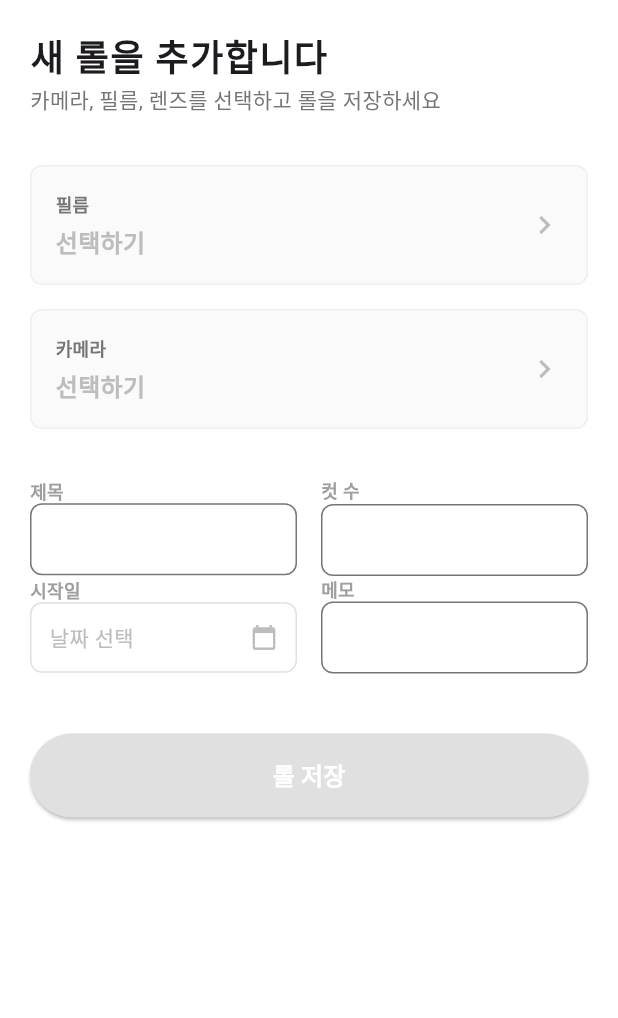
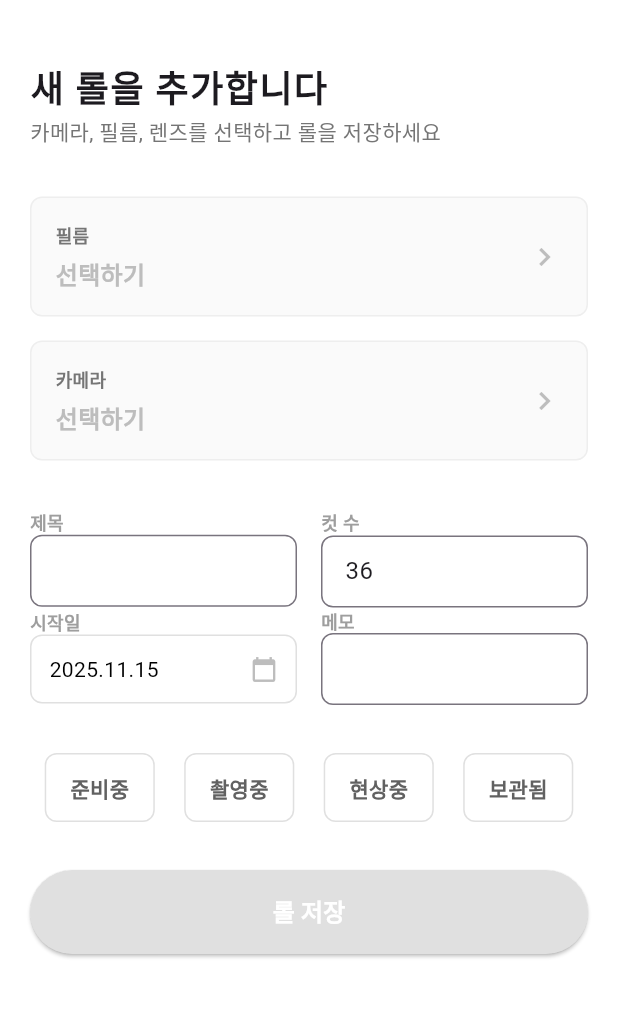
Before and after one commit to Deepbluewarn/record_of_life, a Flutter app: the screen it shows after launch, after a tap on "새 롤 추가", on a phone screen of 412 x 824 dp, the part 105-1123 px from its top. Run offline on Flutter 3.47's test engine with Material 3 defaults, Android fonts, the phone set to English and light mode, and no system bars; our stand-ins replace flutter_riverpod; Roboto replaces fonts that are missing (Pretendard).

Commit message:
feat: 롤 수정 기능 구현

```diff
--- a/lib/features/roll/presentation/pages/add_roll.dart
+++ b/lib/features/roll/presentation/pages/add_roll.dart
@@ -1,31 +1,41 @@
 import 'package:flutter/material.dart';
 import 'package:flutter_riverpod/flutter_riverpod.dart';
+import 'package:record_of_life/domain/enums/roll_status.dart';
+import 'package:record_of_life/domain/models/roll.dart';
 import 'package:record_of_life/features/roll/presentation/providers/forms/new_roll_form_provider.dart';
 import 'package:record_of_life/features/roll/presentation/providers/roll_provider.dart';
 import 'package:record_of_life/shared/widgets/app_bar.dart';
 import 'package:record_of_life/shared/widgets/dialogs/camera_selection_dialog.dart';
 import 'package:record_of_life/shared/widgets/dialogs/film_selection_dialog.dart';
+import 'package:record_of_life/shared/widgets/selectable_button.dart';
 import 'package:record_of_life/shared/widgets/simple_text_field.dart';
 import 'package:record_of_life/shared/widgets/date_picker_field.dart';
 
 class AddRollPage extends ConsumerWidget {
-  const AddRollPage({super.key});
+  final Roll? roll;
+
+  const AddRollPage({super.key, this.roll});
 
   @override
   Widget build(BuildContext context, WidgetRef ref) {
-    final rollFormState = ref.watch(newRollFormProvider);
+    final rollFormState = ref.watch(newRollFormProvider(roll));
+    final isEditMode = roll != null;
 
     return Scaffold(
-      appBar: CustomAppBar(title: '롤 | ROL', subtitle: '새 롤 추가'),
+      appBar: CustomAppBar(
+        title: '롤 | ROL',
+        subtitle: isEditMode ? '롤 편집' : '새 롤 추가',
+      ),
       body: SingleChildScrollView(
         child: Padding(
           padding: const EdgeInsets.all(20.0),
           child: Column(
             crossAxisAlignment: CrossAxisAlignment.start,
             children: [
+              Text(isEditMode ? roll!.id : ''),
               // 헤더
               Text(
-                '새 롤을 추가합니다',
+                isEditMode ? '롤 내용을 수정합니다.' : '새 롤을 추가합니다',
                 style: TextStyle(
                   fontSize: 24,
                   fontWeight: FontWeight.w600,
@@ -51,7 +61,9 @@ class AddRollPage extends ConsumerWidget {
                     context: context,
                     builder: (context) => FilmSelectionDialog(
                       onSelected: (film) {
-                        ref.read(newRollFormProvider.notifier).setFilm(film);
+                        ref
+                            .read(newRollFormProvider(roll).notifier)
+                            .setFilm(film);
                         Navigator.pop(context);
                       },
                     ),
@@ -69,7 +81,7 @@ class AddRollPage extends ConsumerWidget {
                     builder: (context) => CameraSelectionDialog(
                       onSelected: (camera) {
                         ref
-                            .read(newRollFormProvider.notifier)
+                            .read(newRollFormProvider(roll).notifier)
                             .setCamera(camera);
                         Navigator.pop(context);
                       },
@@ -92,10 +104,11 @@ class AddRollPage extends ConsumerWidget {
                             fontWeight: FontWeight.w600,
                           ),
                         ),
-                        SimpleTextField(
+                        SimpleTextFormField(
+                          initialValue: rollFormState.title,
                           onChanged: (value) {
                             ref
-                                .read(newRollFormProvider.notifier)
+                                .read(newRollFormProvider(roll).notifier)
                                 .setTitle(value);
                           },
                         ),
@@ -115,13 +128,14 @@ class AddRollPage extends ConsumerWidget {
                             fontWeight: FontWeight.w600,
                           ),
                         ),
-                        SimpleTextField(
+                        SimpleTextFormField(
+                          initialValue: rollFormState.totalShots.toString(),
                           keyboardType: TextInputType.number,
                           onChanged: (value) {
                             final totalShots = int.tryParse(value);
                             if (totalShots != null) {
                               ref
-                                  .read(newRollFormProvider.notifier)
+                                  .read(newRollFormProvider(roll).notifier)
                                   .setTotalShots(totalShots);
                             }
                           },
@@ -147,9 +161,10 @@ class AddRollPage extends ConsumerWidget {
                           ),
                         ),
                         DatePickerField(
+                          initialDate: rollFormState.startedAt,
                           onDateChanged: (date) {
                             ref
-                                .read(newRollFormProvider.notifier)
+                                .read(newRollFormProvider(roll).notifier)
                                 .setStartedAt(date);
                           },
                         ),
@@ -169,10 +184,11 @@ class AddRollPage extends ConsumerWidget {
                             fontWeight: FontWeight.w600,
                           ),
                         ),
-                        SimpleTextField(
+                        SimpleTextFormField(
+                          initialValue: rollFormState.memo,
                           onChanged: (value) {
                             ref
-                                .read(newRollFormProvider.notifier)
+                                .read(newRollFormProvider(roll).notifier)
                                 .setMemo(value);
                           },
                         ),
@@ -183,7 +199,49 @@ class AddRollPage extends ConsumerWidget {
               ),
 
               // 제목 입력
-              SizedBox(height: 8),
+              SizedBox(height: 32),
+
+              Row(
+                mainAxisAlignment: MainAxisAlignment.spaceAround,
+                children: [
+                  SelectableButton(
+                    label: RollStatus.planning.displayName(context),
+                    selected: rollFormState.status == RollStatus.planning,
+                    onTap: () {
+                      ref
+                          .read(newRollFormProvider(roll).notifier)
+                          .setStatus(RollStatus.planning);
+                    },
+                  ),
+                  SelectableButton(
+                    label: RollStatus.inProgress.displayName(context),
+                    selected: rollFormState.status == RollStatus.inProgress,
+                    onTap: () {
+                      ref
+                          .read(newRollFormProvider(roll).notifier)
+                          .setStatus(RollStatus.inProgress);
+                    },
+                  ),
+                  SelectableButton(
+                    label: RollStatus.completed.displayName(context),
+                    selected: rollFormState.status == RollStatus.completed,
+                    onTap: () {
+                      ref
+                          .read(newRollFormProvider(roll).notifier)
+                          .setStatus(RollStatus.completed);
+                    },
+                  ),
+                  SelectableButton(
+                    label: RollStatus.archived.displayName(context),
+                    selected: rollFormState.status == RollStatus.archived,
+                    onTap: () {
+                      ref
+                          .read(newRollFormProvider(roll).notifier)
+                          .setStatus(RollStatus.archived);
+                    },
+                  ),
+                ],
+              ),
               SizedBox(height: 32),
 
               // 저장 버튼
@@ -192,10 +250,17 @@ class AddRollPage extends ConsumerWidget {
                 child: ElevatedButton(
                   onPressed: rollFormState.isComplete
                       ? () {
-                          ref
-                              .read(rollProvider.notifier)
-                              .addRoll(rollFormState.toRoll());
-                          ref.read(newRollFormProvider.notifier).reset();
+                          isEditMode
+                              ? ref
+                                    .read(rollProvider.notifier)
+                                    .updateRoll(
+                                      rollFormState.toRoll(rollId: roll!.id),
+                                    )
+                              : ref
+                                    .read(rollProvider.notifier)
+                                    .addRoll(rollFormState.toRoll());
+
+                          ref.read(newRollFormProvider(roll).notifier).reset();
                           Navigator.pop(context);
                         }
                       : () {
--- a/lib/features/roll/presentation/providers/forms/new_roll_form_provider.dart
+++ b/lib/features/roll/presentation/providers/forms/new_roll_form_provider.dart
@@ -1,8 +1,8 @@
 import 'package:flutter_riverpod/flutter_riverpod.dart';
+import 'package:record_of_life/domain/enums/roll_status.dart';
 import 'package:record_of_life/domain/models/roll.dart';
 import 'package:record_of_life/domain/models/camera.dart';
 import 'package:record_of_life/domain/models/film.dart';
-import 'package:record_of_life/infra/repositories_impl/roll_repository_impl.dart';
 
 class NewRollFormState {
   final Camera? camera;
@@ -13,6 +13,7 @@ class NewRollFormState {
   final String? memo;
   DateTime? startedAt = DateTime.now();
   final DateTime? endedAt;
+  final RollStatus? status;
 
   NewRollFormState({
     this.camera,
@@ -23,6 +24,7 @@ class NewRollFormState {
     this.memo,
     this.startedAt,
     this.endedAt,
+    this.status,
   });
 
   NewRollFormState copyWith({
@@ -34,6 +36,7 @@ class NewRollFormState {
     String? memo,
     DateTime? startedAt,
     DateTime? endedAt,
+    RollStatus? status,
   }) {
     return NewRollFormState(
       camera: camera ?? this.camera,
@@ -44,6 +47,7 @@ class NewRollFormState {
       memo: memo ?? this.memo,
       startedAt: startedAt ?? this.startedAt,
       endedAt: endedAt ?? this.endedAt,
+      status: status ?? this.status,
     );
   }
 
@@ -53,8 +57,9 @@ class NewRollFormState {
   }
 
   // Roll 객체로 변환 (저장할 때)
-  Roll toRoll() {
+  Roll toRoll({String? rollId}) {
     return Roll(
+      id: rollId,
       camera: camera,
       film: film,
       title: title,
@@ -62,15 +67,34 @@ class NewRollFormState {
       shotsDone: shotsDone ?? 0,
       memo: memo,
       endedAt: endedAt,
+      status: status,
     );
   }
 }
 
 class NewRollFormNotifier extends Notifier<NewRollFormState> {
-  final repository = RollRepositoryImpl();
+  Roll? roll;
+
+  NewRollFormNotifier(this.roll);
 
   @override
   NewRollFormState build() {
+    // ✅ roll이 있으면 해당 데이터로 초기화
+    if (roll != null) {
+      return NewRollFormState(
+        camera: roll!.camera,
+        film: roll!.film,
+        title: roll!.title,
+        totalShots: roll!.totalShots,
+        shotsDone: roll!.shotsDone,
+        memo: roll!.memo,
+        startedAt: roll!.startedAt,
+        endedAt: roll!.endedAt,
+        status: roll!.status,
+      );
+    }
+
+    // ✅ roll이 없으면 빈 상태로 초기화
     return NewRollFormState();
   }
 
@@ -106,6 +130,10 @@ class NewRollFormNotifier extends Notifier<NewRollFormState> {
     state = state.copyWith(endedAt: endedAt);
   }
 
+  void setStatus(RollStatus status) {
+    state = state.copyWith(status: status);
+  }
+
   void reset() {
     state = NewRollFormState();
   }
@@ -113,7 +141,7 @@ class NewRollFormNotifier extends Notifier<NewRollFormState> {
   void save() {}
 }
 
-final newRollFormProvider =
-    NotifierProvider.autoDispose<NewRollFormNotifier, NewRollFormState>(
+final newRollFormProvider = NotifierProvider.family
+    .autoDispose<NewRollFormNotifier, NewRollFormState, Roll?>(
       NewRollFormNotifier.new,
     );
--- a/lib/infra/repositories_impl/roll_repository_impl.dart
+++ b/lib/infra/repositories_impl/roll_repository_impl.dart
@@ -80,6 +80,7 @@ class RollRepositoryImpl extends RollRepository {
     int? shotsDone,
     int? totalShots,
     RollStatus? status,
+    DateTime? startedAt,
     DateTime? endedAt,
   }) async {
     final index = _rolls.indexWhere((r) => r.id == rollId);
@@ -90,6 +91,7 @@ class RollRepositoryImpl extends RollRepository {
         shotsDone: shotsDone,
         totalShots: totalShots,
         status: status,
+        startedAt: startedAt,
         endedAt: endedAt,
       );
     }
--- a/lib/shared/widgets/date_picker_field.dart
+++ b/lib/shared/widgets/date_picker_field.dart
@@ -1,22 +1,22 @@
 import 'package:flutter/material.dart';
-import 'package:flutter_riverpod/flutter_riverpod.dart';
-import 'package:record_of_life/features/roll/presentation/providers/forms/new_roll_form_provider.dart';
 
-class DatePickerField extends ConsumerWidget {
+class DatePickerField extends StatelessWidget {
   final ValueChanged<DateTime> onDateChanged;
+  final DateTime initialDate;
 
-  const DatePickerField({super.key, required this.onDateChanged});
+  DatePickerField({
+    super.key,
+    required this.onDateChanged,
+    DateTime? initialDate,
+  }) : initialDate = initialDate ?? DateTime.now();
 
   @override
-  Widget build(BuildContext context, WidgetRef ref) {
-    final rollFormState = ref.watch(newRollFormProvider);
-    final selectedDate = rollFormState.startedAt;
-
+  Widget build(BuildContext context) {
     return GestureDetector(
       onTap: () async {
         final picked = await showDatePicker(
           context: context,
-          initialDate: selectedDate ?? DateTime.now(),
+          initialDate: initialDate,
           firstDate: DateTime(2000),
           lastDate: DateTime.now(),
         );
@@ -34,12 +34,8 @@ class DatePickerField extends ConsumerWidget {
           mainAxisAlignment: MainAxisAlignment.spaceBetween,
           children: [
             Text(
-              selectedDate != null
-                  ? '${selectedDate.year}.${selectedDate.month}.${selectedDate.day}'
-                  : '날짜 선택',
-              style: TextStyle(
-                color: selectedDate != null ? Colors.black : Colors.grey[400],
-              ),
+              '${initialDate.year}.${initialDate.month}.${initialDate.day}',
+              style: TextStyle(color: Colors.black),
             ),
             Icon(Icons.calendar_today, size: 18, color: Colors.grey[400]),
           ],
--- a/lib/shared/widgets/roll_card.dart
+++ b/lib/shared/widgets/roll_card.dart
@@ -60,14 +60,16 @@ class RollCard extends ConsumerWidget {
                   mainAxisAlignment: MainAxisAlignment.spaceBetween,
                   children: [
                     Text(
-                      roll.title ?? '제목 없음',
+                      currentRoll.title ?? '제목 없음',
                       style: const TextStyle(
                         fontSize: 14,
                         fontWeight: FontWeight.bold,
                       ),
                     ),
+
+                    Text(currentRoll.id, style: TextStyle(fontSize: 8)),
                     Text(
-                      _formatDate(roll.startedAt),
+                      _formatDate(currentRoll.startedAt),
                       style: TextStyle(fontSize: 12, color: Colors.grey[500]),
                     ),
                   ],
@@ -81,14 +83,14 @@ class RollCard extends ConsumerWidget {
               children: [
                 // 카메라
                 Text(
-                  roll.camera?.title ?? '카메라 선택 안함',
+                  currentRoll.camera?.title ?? '카메라 선택 안함',
                   style: TextStyle(fontSize: 12, color: Colors.grey[600]),
                   textAlign: TextAlign.right,
                 ),
                 const SizedBox(height: 4),
                 // 필름
                 Text(
-                  roll.film?.name ?? '필름 선택 안함',
+                  currentRoll.film?.name ?? '필름 선택 안함',
                   style: TextStyle(fontSize: 12, color: Colors.grey[600]),
                   textAlign: TextAlign.right,
                 ),
@@ -129,7 +131,7 @@ class RollCard extends ConsumerWidget {
                         border: Border.all(color: Colors.orange, width: 1),
                       ),
                       child: Text(
-                        roll.status.displayName(context),
+                        currentRoll.status.displayName(context),
                         style: TextStyle(
                           fontSize: 11,
                           fontWeight: FontWeight.w600,
--- /dev/null
+++ b/lib/shared/widgets/selectable_button.dart
@@ -0,0 +1,44 @@
+import 'package:flutter/material.dart';
+
+class SelectableButton extends StatelessWidget {
+  final String label;
+  final bool selected;
+  final VoidCallback onTap;
+
+  const SelectableButton({
+    super.key,
+    required this.label,
+    required this.selected,
+    required this.onTap,
+  });
+
+  @override
+  Widget build(BuildContext context) {
+    final theme = Theme.of(context);
+
+    return InkWell(
+      onTap: onTap,
+      borderRadius: BorderRadius.circular(8),
+      child: Container(
+        padding: const EdgeInsets.symmetric(horizontal: 16, vertical: 12),
+        decoration: BoxDecoration(
+          color: selected
+              ? theme.colorScheme.primary.withAlpha(5)
+              : Colors.white,
+          borderRadius: BorderRadius.circular(8),
+          border: Border.all(
+            color: selected ? theme.colorScheme.primary : Colors.grey.shade300,
+            width: selected ? 2 : 1,
+          ),
+        ),
+        child: Text(
+          label,
+          style: TextStyle(
+            fontWeight: FontWeight.w600,
+            color: selected ? theme.colorScheme.primary : Colors.grey.shade700,
+          ),
+        ),
+      ),
+    );
+  }
+}
--- a/lib/shared/widgets/simple_text_field.dart
+++ b/lib/shared/widgets/simple_text_field.dart
@@ -1,12 +1,14 @@
 import 'package:flutter/material.dart';
 
-class SimpleTextField extends StatelessWidget {
+class SimpleTextFormField extends StatelessWidget {
   final ValueChanged<String>? onChanged;
   final String? hintText;
   final TextInputType keyboardType;
+  final String? initialValue;
 
-  const SimpleTextField({
+  const SimpleTextFormField({
     super.key,
+    this.initialValue,
     this.onChanged,
     this.hintText,
     this.keyboardType = TextInputType.text,
@@ -14,7 +16,8 @@ class SimpleTextField extends StatelessWidget {
 
   @override
   Widget build(BuildContext context) {
-    return TextField(
+    return TextFormField(
+      initialValue: initialValue,
       keyboardType: keyboardType,
       onChanged: onChanged,
       decoration: InputDecoration(
```
Also changed, not shown: lib/features/roll/presentation/pages/home_page.dart (+4 -3 lines), lib/features/roll/presentation/pages/roll_details.dart (renamed from lib/features/roll/presentation/pages/shot_list.dart, +23 -7 lines), lib/features/roll/presentation/providers/roll_provider.dart (+19 -0 lines), 1 other file.
